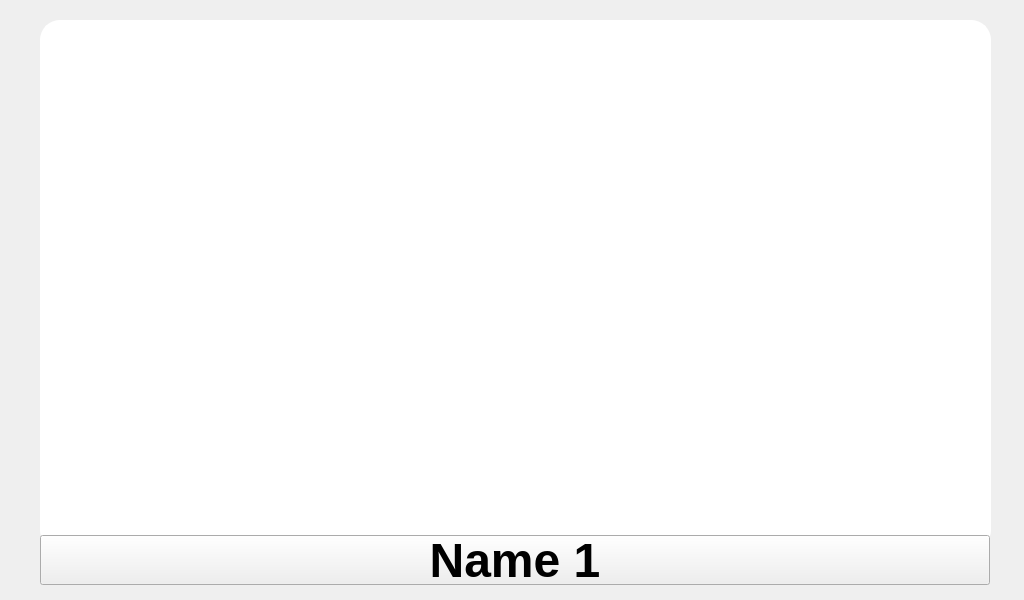
IsaacIngram/makeplus-livenation-ui, file control_screen.ui: the form before one commit.
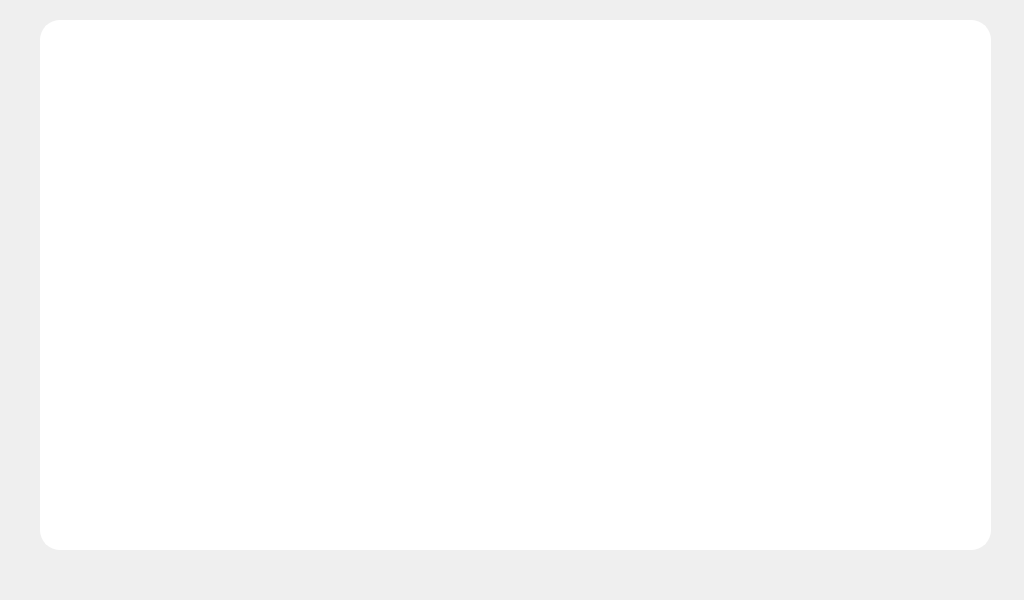
The form after the commit.

Commit message:
Resolve weird graphics when loading
The placeholder QPushButton for the tab bar was showing up while the
other tab bars were loading in. This commit makes it transparent so the
background is just white while the other tabs load

```diff
--- a/control_screen.ui
+++ b/control_screen.ui
@@ -96,8 +96,15 @@
         <bold>true</bold>
        </font>
       </property>
+      <property name="styleSheet">
+       <string notr="true">QPushButton {
+    background: transparent;
+    border: none;
+}
+</string>
+      </property>
       <property name="text">
-       <string>Name 1</string>
+       <string/>
       </property>
      </widget>
     </item>
```
